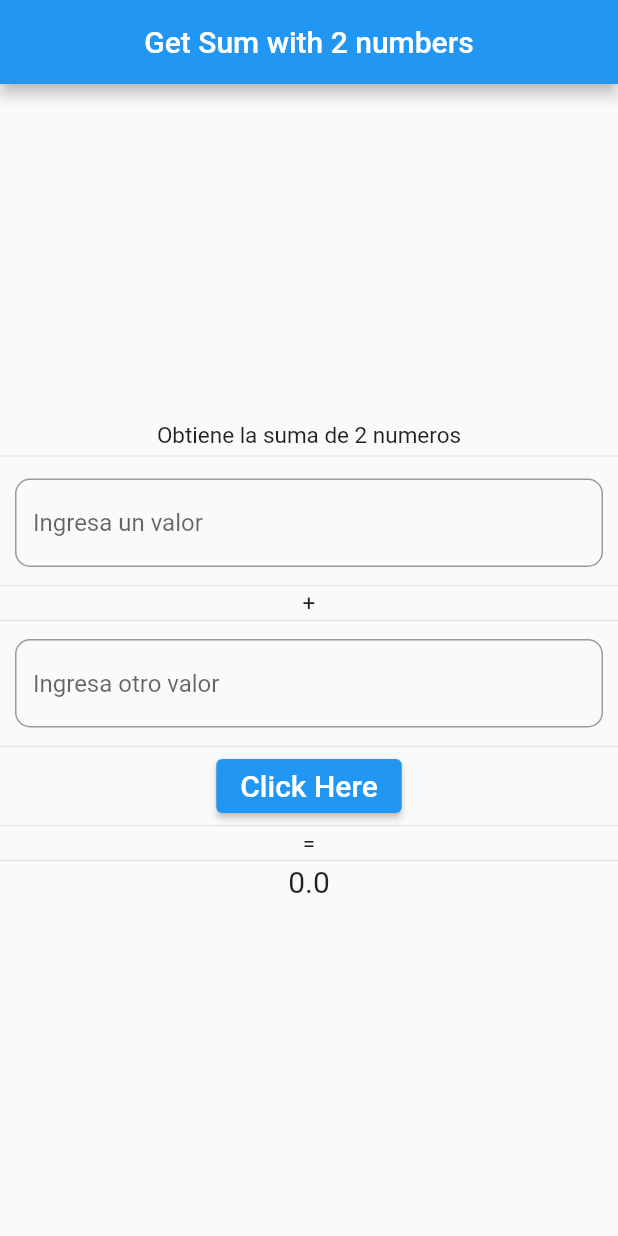
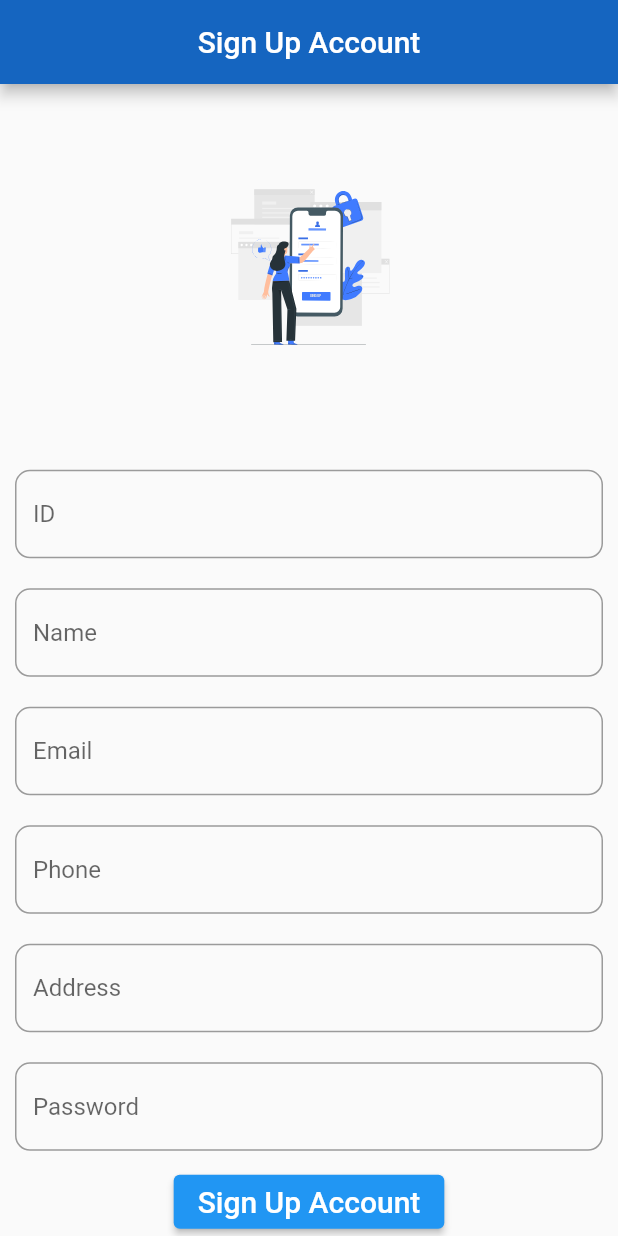
Before and after one commit to RuddyQuispe/flutter-test-topics, a Flutter app: the screen it shows after launch, on a phone screen of 412 x 824 dp. Run offline on Flutter 3.47's test engine with Material 2 defaults, Android fonts, the phone set to English and light mode, and no system bars; our stand-ins replace flutter_svg, sqflite; accounts and stored records are empty.

Commit message:
build: signup user account done success

```diff
--- /dev/null
+++ b/lib/config/database.dart
@@ -0,0 +1,32 @@
+import 'package:flutter_test_topics/model/user.dart';
+import 'package:sqflite/sqflite.dart';
+import 'package:sqflite/sqlite_api.dart';
+import 'package:path/path.dart';
+
+class DB {
+  static Future<Database> _openDB() async {
+    return openDatabase(join(await getDatabasesPath(), 'users.db'), onCreate: (db, version) {
+      return db.execute(
+          "CREATE TABLE user(id INTEGER PRIMARY KEY, name varchar(255) not null, email varchar(255) not null, phone varchar(255) not null, address varchar(255) not null, password varchar(255) not null);");
+    }, version: 1);
+  }
+
+  static Future<void> create(User user) async {
+    Database database = await _openDB();
+    database.insert("user", user.toMap());
+  }
+
+  static Future<List<User>> users() async {
+    Database database = await _openDB();
+    final List<Map<String, dynamic>> usersMap = await database.query("user");
+    return List.generate(
+        usersMap.length,
+        (index) => User(
+            id: usersMap[index]['id'],
+            name: usersMap[index]['name'],
+            email: usersMap[index]['email'],
+            phone: usersMap[index]['phone'],
+            address: usersMap[index]['address'],
+            password: usersMap[index]['password']));
+  }
+}
--- a/lib/main.dart
+++ b/lib/main.dart
@@ -1,5 +1,6 @@
 import 'package:flutter/material.dart';
-import 'package:flutter_test_topics/pages/sum_page.dart';
+import 'package:flutter_test_topics/pages/home_page.dart';
+import 'package:flutter_test_topics/pages/sign_up_page.dart';
 
 void main() => runApp(MyApp());
 
@@ -9,7 +10,8 @@ class MyApp extends StatelessWidget {
     return MaterialApp(
       title: 'App Ruddy\'s',
       debugShowCheckedModeBanner: false,
-      home: SumPage(),
+      initialRoute: 'sign_up',
+      routes: {'home_page': (context) => HomePage(), 'sign_up': (context) => SignUpPage()},
     );
   }
 }
--- /dev/null
+++ b/lib/model/user.dart
@@ -0,0 +1,18 @@
+class User {
+  int? id;
+  String? name;
+  String? email;
+  String? phone;
+  String? address;
+  String? password;
+
+  User({this.id, this.name, this.email, this.phone, this.address, this.password});
+
+  Map<String, dynamic> toMap() {
+    return {'id': id, 'name': name, 'email': email, 'phone': phone, 'address': address, 'password': password};
+  }
+
+  String toString() {
+    return "{ id: $id, name: $name, email: $email, phone: $phone, address: $address, password: $password}";
+  }
+}
--- /dev/null
+++ b/lib/pages/sign_up_page.dart
@@ -0,0 +1,151 @@
+import 'package:flutter/material.dart';
+import 'package:flutter_svg/flutter_svg.dart';
+import 'package:flutter_test_topics/config/database.dart';
+import 'package:flutter_test_topics/model/user.dart';
+
+class SignUpPage extends StatefulWidget {
+  // ignore: prefer_const_constructors_in_immutables
+  SignUpPage({Key? key}) : super(key: key);
+
+  @override
+  _SignUpPageState createState() => _SignUpPageState();
+}
+
+class _SignUpPageState extends State<SignUpPage> {
+  final _controllerIDTextField = TextEditingController();
+  final _controllerNameTextField = TextEditingController();
+  final _controllerEmailTextField = TextEditingController();
+  final _controllerPhonTextField = TextEditingController();
+  final _controllerAddressTextField = TextEditingController();
+  final _controllerPasswordTextField = TextEditingController();
+  User _user = User();
+
+  @override
+  Widget build(BuildContext context) {
+    final _size = MediaQuery.of(context).size;
+    return Scaffold(
+      appBar: AppBar(
+        title: Text('Sign Up Account'),
+        centerTitle: true,
+        backgroundColor: Colors.blue[800],
+      ),
+      body: SingleChildScrollView(
+        child: Container(
+          alignment: Alignment.center,
+          child: Column(
+            mainAxisAlignment: MainAxisAlignment.center,
+            children: [
+              SvgPicture.asset("assets/images/mobile-login-pana.svg", height: _size.height * 0.30, width: _size.width * 0.30),
+              Padding(
+                padding: const EdgeInsets.all(10.0),
+                child: TextField(
+                  controller: _controllerIDTextField,
+                  keyboardType: TextInputType.numberWithOptions(decimal: true, signed: true),
+                  cursorColor: Colors.greenAccent,
+                  decoration: InputDecoration(hintText: "ID", border: OutlineInputBorder(borderRadius: BorderRadius.circular(10.0))),
+                  onChanged: (value) {
+                    setState(() {
+                      _user.id = int.parse(value);
+                    });
+                  },
+                ),
+              ),
+              Padding(
+                padding: const EdgeInsets.all(10.0),
+                child: TextField(
+                  controller: _controllerNameTextField,
+                  keyboardType: TextInputType.name,
+                  cursorColor: Colors.greenAccent,
+                  decoration: InputDecoration(hintText: "Name", border: OutlineInputBorder(borderRadius: BorderRadius.circular(10.0))),
+                  onChanged: (value) {
+                    setState(() {
+                      _user.name = value;
+                    });
+                  },
+                ),
+              ),
+              Padding(
+                padding: const EdgeInsets.all(10.0),
+                child: TextField(
+                  controller: _controllerEmailTextField,
+                  keyboardType: TextInputType.emailAddress,
+                  cursorColor: Colors.greenAccent,
+                  decoration: InputDecoration(hintText: "Email", border: OutlineInputBorder(borderRadius: BorderRadius.circular(10.0))),
+                  onChanged: (value) {
+                    setState(() {
+                      _user.email = value;
+                    });
+                  },
+                ),
+              ),
+              Padding(
+                padding: const EdgeInsets.all(10.0),
+                child: TextField(
+                  controller: _controllerPhonTextField,
+                  keyboardType: TextInputType.phone,
+                  cursorColor: Colors.greenAccent,
+                  decoration: InputDecoration(hintText: "Phone", border: OutlineInputBorder(borderRadius: BorderRadius.circular(10.0))),
+                  onChanged: (value) {
+                    setState(() {
+                      _user.phone = value;
+                    });
+                  },
+                ),
+              ),
+              Padding(
+                padding: const EdgeInsets.all(10.0),
+                child: TextField(
+                  controller: _controllerAddressTextField,
+                  keyboardType: TextInputType.text,
+                  cursorColor: Colors.greenAccent,
+                  decoration: InputDecoration(hintText: "Address", border: OutlineInputBorder(borderRadius: BorderRadius.circular(10.0))),
+                  onChanged: (value) {
+                    setState(() {
+                      _user.address = value;
+                    });
+                  },
+                ),
+              ),
+              Padding(
+                padding: const EdgeInsets.all(10.0),
+                child: TextField(
+                  controller: _controllerPasswordTextField,
+                  keyboardType: TextInputType.text,
+                  obscureText: true,
+                  cursorColor: Colors.greenAccent,
+                  decoration: InputDecoration(hintText: "Password", border: OutlineInputBorder(borderRadius: BorderRadius.circular(10.0))),
+                  onChanged: (value) {
+                    setState(() {
+                      _user.password = value;
+                    });
+                  },
+                ),
+              ),
+              ElevatedButton(
+                child: Text(
+                  "Sign Up Account",
+                  style: TextStyle(fontSize: 20),
+                ),
+                onPressed: _registerAccount,
+              )
+            ],
+          ),
+        ),
+      ),
+    );
+  }
+
+  Future<void> _registerAccount() async {
+    // print("${_user.id} ${_user.name} ${_user.email} ${_user.address} ${_user.password} ${_user.phone}");
+    await DB.create(_user);
+    List<User> users = await DB.users();
+    print("-------------------------------------------------------------------------------------------------------");
+    print("----------------------------------List User Saved------------------------------------------------------");
+    for (User userDB in users) {
+      print(userDB.toString());
+    }
+    print("-------------------------------------------------------------------------------------------------------");
+    print("----------------------------------./List User Saved------------------------------------------------------");
+    Navigator.of(context).pushNamedAndRemoveUntil('home_page', (Route<dynamic> route) => true);
+  }
+}
--- a/lib/pages/sum_page.dart
+++ /dev/null
@@ -1,140 +0,0 @@
-import 'package:flutter/material.dart';
-import 'package:dio/dio.dart';
-
-class SumPage extends StatefulWidget {
-  SumPage({Key? key}) : super(key: key);
-
-  @override
-  _SumPageState createState() => _SumPageState();
-}
-
-class _SumPageState extends State<SumPage> {
-  final _controllerFirstTextField = TextEditingController();
-  final _controllerSecondTextField = TextEditingController();
-  double _sumTotal = 0;
-  double _firstValue = 0;
-  double _secondValue = 0;
-
-  @override
-  Widget build(BuildContext context) {
-    return Scaffold(
-      appBar: AppBar(
-        title: Text('Get Sum with 2 numbers'),
-        backgroundColor: Colors.indigoAccent[600],
-        centerTitle: true,
-      ),
-      body: Center(
-        child: Container(
-          alignment: Alignment.center,
-          child: Column(
-            mainAxisAlignment: MainAxisAlignment.center,
-            children: [
-              Text(
-                "Obtiene la suma de 2 numeros",
-                style: TextStyle(fontSize: 15.0),
-              ),
-              Divider(height: 10.0),
-              Padding(
-                padding: const EdgeInsets.all(10.0),
-                child: TextField(
-                  controller: _controllerFirstTextField,
-                  keyboardType: TextInputType.numberWithOptions(decimal: true, signed: true),
-                  cursorColor: Colors.greenAccent,
-                  decoration: InputDecoration(hintText: "Ingresa un valor", border: OutlineInputBorder(borderRadius: BorderRadius.circular(10.0))),
-                  onChanged: (value) {
-                    double valueDouble = 0;
-                    try {
-                      valueDouble = double.parse(value);
-                    } on FormatException {
-                      valueDouble = 0;
-                    } finally {
-                      // ignore: unnecessary_this
-                      this.setState(() {
-                        _firstValue = valueDouble;
-                        // dont update value total sum
-                        // _sumTotal = _firstValue + _secondValue;
-                      });
-                    }
-                  },
-                ),
-              ),
-              Divider(height: 5),
-              Text(
-                "+",
-                style: TextStyle(fontSize: 15.0),
-              ),
-              Divider(height: 5),
-              Padding(
-                padding: const EdgeInsets.all(10.0),
-                child: TextField(
-                  controller: _controllerSecondTextField,
-                  keyboardType: TextInputType.numberWithOptions(decimal: true, signed: true),
-                  cursorColor: Colors.greenAccent,
-                  decoration: InputDecoration(hintText: "Ingresa otro valor", border: OutlineInputBorder(borderRadius: BorderRadius.circular(10.0))),
-                  onChanged: (value) {
-                    double valueDouble = 0;
-                    try {
-                      valueDouble = double.parse(value);
-                    } on FormatException {
-                      valueDouble = 0;
-                    } finally {
-                      this.setState(() {
-                        _secondValue = valueDouble;
-                        // dont update sume total
-                        // _sumTotal = _firstValue + _secondValue;
-                      });
-                    }
-                  },
-                ),
-              ),
-              Divider(height: 5),
-              ElevatedButton(
-                  child: Text(
-                    "Click Here",
-                    style: TextStyle(fontSize: 20),
-                  ),
-                  onPressed: _sum),
-              Divider(height: 5),
-              Text(
-                "=",
-                style: TextStyle(fontSize: 15.0),
-              ),
-              Divider(height: 5),
-              Text(
-                _sumTotal.toString(),
-                style: TextStyle(fontSize: 20.0),
-              ),
-            ],
-          ),
-        ),
-      ),
-    );
-  }
-
-  void _sum() async {
-    var dio = Dio();
-    try {
-      Response response = await dio.post('http://192.168.100.4:5000/sum_web', data: {'first_value': this._firstValue.toString(), 'second_value': this._secondValue.toString()});
-      Map data = response.data;
-      print(data);
-      this.setState(() {
-        _sumTotal = double.parse(data['result']);
-      });
-    } catch (e) {
-      print("Error with Post Method \n$e");
-      // return {"error": "ERROR_WITH_POST_METHOD"};
-    }
-
-    // var client = http.Client();
-    // try {
-
-    //   print('Response status: ${response.statusCode}');
-    //   print('Response body: ${response.body}');
-    //   // var decodedResponse = jsonDecode(utf8.decode(response.bodyBytes)) as Map;
-    //   // var uri = Uri.parse(decodedResponse['uri'] as String);
-    //   print(await client.get(Uri.parse('http://192.168.100.4:5000/sum_web')));
-    // } finally {
-    //   client.close();
-    // }
-  }
-}
```
Also changed, not shown: lib/pages/home_page.dart (added, +22 -0 lines), pubspec.yaml (+5 -4 lines), assets/images/hello-rafiki.svg (added), assets/images/mobile-login-pana.svg (added), pubspec.lock.
